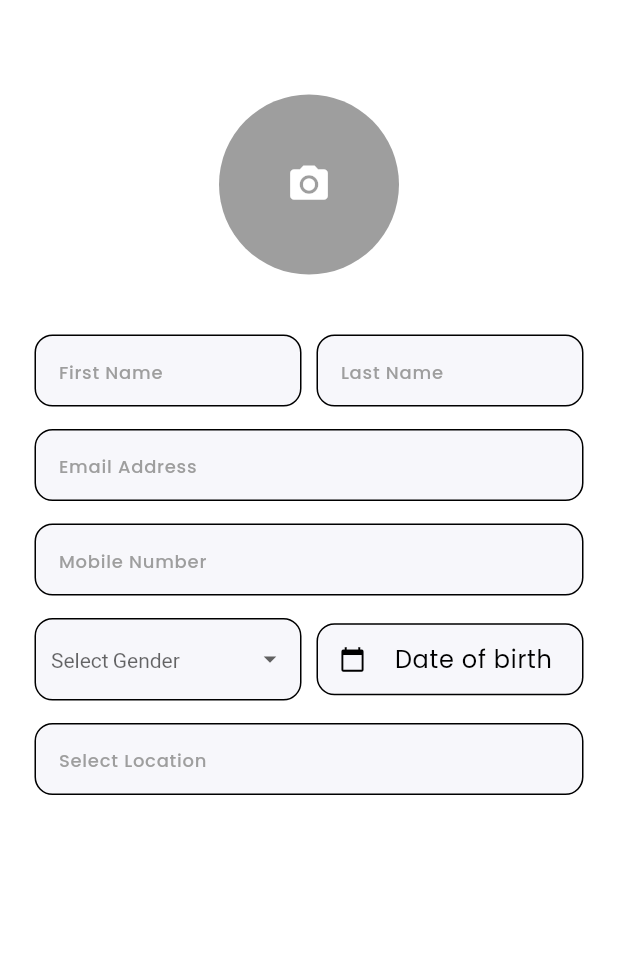
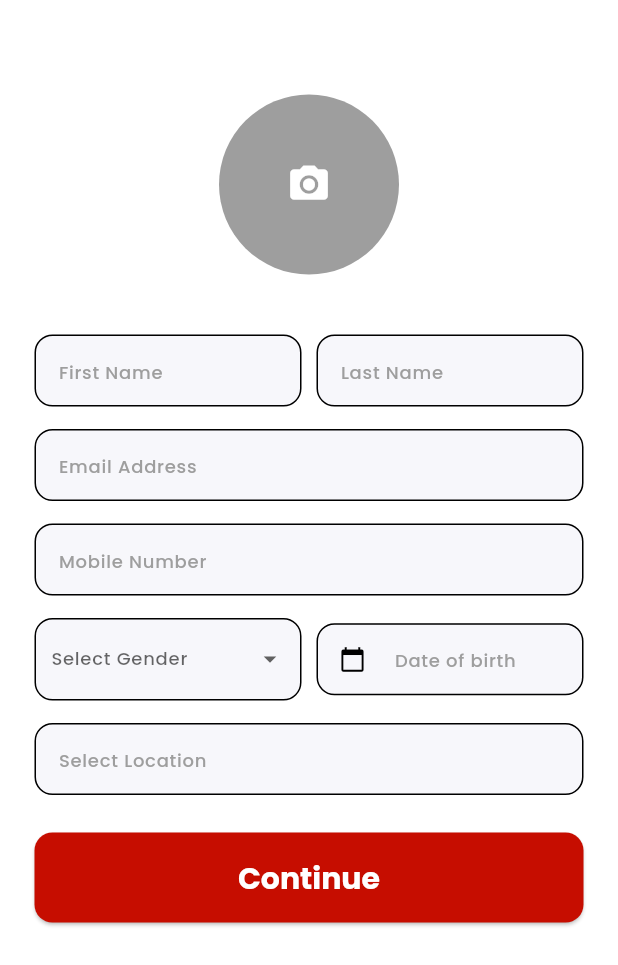
Before and after one commit to Roshan-T/BloodBond-Frontend, a Flutter app: the SignUpScreen screen opened directly, on a phone screen of 412 x 824 dp. Shown: the top 965 px of the screen. Run offline on Flutter 3.47's test engine with Material 3 defaults, Android fonts, the phone set to English and light mode, and no system bars; our stand-ins replace flutter_custom_clippers, geolocator, get, google_fonts, google_maps_flutter, image_picker and 1 more.

Commit message:
sign up screen completion

```diff
--- a/lib/screen/signup_screen.dart
+++ b/lib/screen/signup_screen.dart
@@ -1,5 +1,9 @@
 import 'package:bloodbond/screen/bloodtype_selection.dart';
+import 'package:bloodbond/screen/onboarding_screen.dart';
 import 'dart:io';
+
+import 'dart:convert';
+import 'package:http/http.dart' as http;
 
 import 'package:bloodbond/widget/select_date.dart';
 import 'package:bloodbond/widget/select_gender.dart';
@@ -19,6 +23,7 @@ class SignUpScreen extends StatefulWidget {
 
 class _SignUpScreenState extends State<SignUpScreen> {
   XFile? image;
+  bool isFetchingLocation = false;
 
   Future<void> getImage() async {
     ImagePicker picker = ImagePicker();
@@ -28,6 +33,10 @@ class _SignUpScreenState extends State<SignUpScreen> {
       image = pickedImage;
     });
   }
+
+  String? latitude;
+  String? longitude;
+  String? city;
 
   Future<bool> _handleLocationPermission() async {
     bool serviceEnabled;
@@ -58,7 +67,25 @@ class _SignUpScreenState extends State<SignUpScreen> {
     return true;
   }
 
-//Position position =  Geolocator.getCurrentPosition(desiredAccuracy: LocationAccuracy.high);
+  Future<String?> getNearestCity(double latitude, double longitude) async {
+    final apiUrl =
+        'https://nominatim.openstreetmap.org/reverse?format=json&lat=$latitude&lon=$longitude';
+
+    try {
+      final response = await http.get(Uri.parse(apiUrl));
+      if (response.statusCode == 200) {
+        final decodedData = json.decode(response.body);
+        final address = decodedData['address'] as Map<String, dynamic>;
+        final city = address['city'];
+        return city as String?;
+      }
+    } catch (e) {
+      print('Error: $e');
+    }
+
+    return null;
+  }
+
   @override
   Widget build(BuildContext context) {
     return SafeArea(
@@ -147,22 +174,58 @@ class _SignUpScreenState extends State<SignUpScreen> {
                   ),
                   TextField(
                     onTap: () async {
-                      //Get.to(SelectLoc
-                      //ation());
+                      setState(() {
+                        isFetchingLocation = true;
+                      });
+
+                      //  Get.to(SelectLocation());
+
                       await _handleLocationPermission();
                       Position position = await Geolocator.getCurrentPosition(
                           desiredAccuracy: LocationAccuracy.high);
-                      print(position.latitude);
-                      print(position.longitude);
+                      latitude = position.latitude.toString();
+                      longitude = position.longitude.toString();
+
+                      city = await getNearestCity(
+                          position.latitude, position.longitude);
+
+                      setState(() {
+                        isFetchingLocation = false;
+                      });
                     },
                     readOnly: true,
                     decoration: InputDecoration(
+                      suffixIcon: isFetchingLocation
+                          ? const Padding(
+                              padding: const EdgeInsets.all(8.0),
+                              child: CircularProgressIndicator(),
+                            )
+                          : null,
                       isDense: true,
-                      hintText: "Select Location",
+                      hintText: latitude == null ? "Select Location" : city,
                       hintStyle: Theme.of(context)
                           .textTheme
                           .labelMedium!
                           .copyWith(color: Constants.kGrey),
+                    ),
+                  ),
+                  const SizedBox(
+                    height: 25,
+                  ),
+                  SizedBox(
+                    width: Get.width * 0.9,
+                    height: 60,
+                    child: ElevatedButton(
+                      onPressed: () {
+                        Get.to(
+                          () => BloodTypeSelectionScreen(),
+                        );
+                      },
+                      child: Text(
+                        "Continue",
+                        style: Get.textTheme.titleLarge
+                            ?.copyWith(color: Colors.white),
+                      ),
                     ),
                   ),
                 ],
@@ -178,11 +241,16 @@ class _SignUpScreenState extends State<SignUpScreen> {
 class Textfield extends StatelessWidget {
   final String? hint_text;
   final TextInputType? keyboard_type;
-  Textfield({required this.hint_text, required this.keyboard_type});
+
+  Textfield({
+    required this.hint_text,
+    required this.keyboard_type,
+  });
 
   @override
   Widget build(BuildContext context) {
     return TextField(
+      readOnly: false,
       keyboardType: keyboard_type,
       decoration: InputDecoration(
         isDense: true,
--- a/lib/widget/select_date.dart
+++ b/lib/widget/select_date.dart
@@ -38,6 +38,10 @@ class _SelectDateState extends State<SelectDate> {
         decoration: InputDecoration(
           prefixIcon: Icon(Icons.calendar_today),
           isDense: true,
+          hintStyle: Theme.of(context)
+            .textTheme
+            .labelMedium!
+            .copyWith(color: Constants.kGrey),
           hintText: dateSelected == null
               ? "Date of birth"
               : " ${DateFormat('yyyy-MM-dd').format(dateSelected!)}",
--- a/lib/widget/select_gender.dart
+++ b/lib/widget/select_gender.dart
@@ -2,7 +2,7 @@ import 'package:flutter/material.dart';
 import 'package:bloodbond/utils/utils.dart';
 
 class SelectGender extends StatefulWidget {
-   SelectGender({super.key});
+  SelectGender({super.key});
 
   @override
   State<SelectGender> createState() => _SelectGenderState();
@@ -25,24 +25,26 @@ class _SelectGenderState extends State<SelectGender> {
       child: Padding(
         padding: const EdgeInsets.all(10),
         child: DropdownButton(
-
-            items: genderitems.map((valueItem) {  // to map each item in the genderitems list into a DropdownMenuItem widget
+          items: genderitems.map((valueItem) {
+            // to map each item in the genderitems list into a DropdownMenuItem widget
             return DropdownMenuItem(
               value: valueItem,
               child: Text(valueItem),
             );
           }).toList(),
 
-           value: valuechoose,// Represents the currently selected value
+          value: valuechoose, // Represents the currently selected value
           onChanged: (newvalue) {
             setState(() {
               valuechoose = newvalue;
             });
           },
 
-
-          style:const  TextStyle(fontSize: 14, color: Constants.kGrey),
-          underline: const SizedBox(),//to remove underline
+          style: Theme.of(context)
+              .textTheme
+              .labelMedium!
+              .copyWith(color: Constants.kGrey),
+          underline: const SizedBox(), //to remove underline
           isExpanded: true,
           hint: const Text("Select Gender"),
           icon: const Icon(
@@ -51,7 +53,7 @@ class _SelectGenderState extends State<SelectGender> {
           ),
           dropdownColor: Colors.white,
 
-            //to transform mapped string into list
+          //to transform mapped string into list
         ),
       ),
     );
--- a/pubspec.yaml
+++ b/pubspec.yaml
@@ -40,6 +40,7 @@ dependencies:
   intl: ^0.19.0
   google_maps_flutter: ^2.5.0
   geolocator: ^10.1.0
+  http: ^1.1.2
 
 dev_dependencies:
   flutter_test:
```
Also changed, not shown: pubspec.lock.
